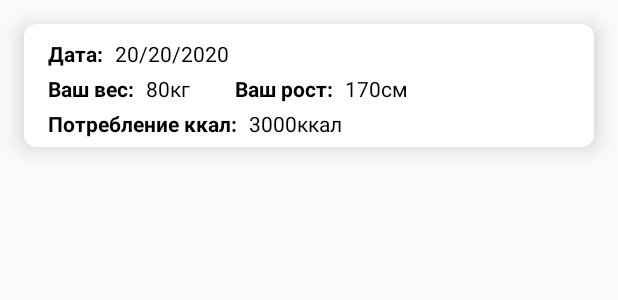
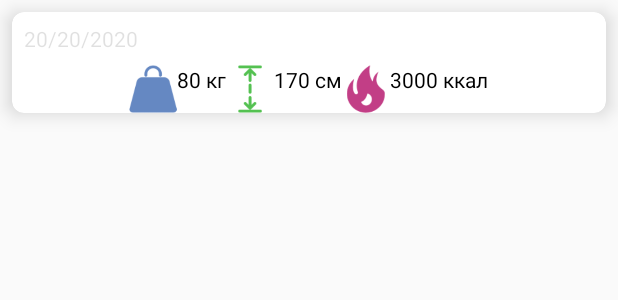
Before and after one commit to BulatTim1/PionerClub, an Android app: the layout frame_measurement.xml on its own in the app's theme, with its tools: preview values and no code run, on a phone screen of 412 x 824 dp. Shown: the top 300 px of the screen. Run offline under Robolectric (Android 15) with nearby library versions, the phone set to English and light mode, and no system bars.

Commit message:
изменил Вёрстку рациона

```diff
--- a/app/src/main/java/com/pioner/ExercisesAdapter.kt
+++ b/app/src/main/java/com/pioner/ExercisesAdapter.kt
@@ -25,7 +25,6 @@ class ExercisesAdapter(private val exerciseslist: ArrayList<Exercises>) : Recycl
         return exerciseslist.size
     }
     class MyViewHolder(itemView: View) : RecyclerView.ViewHolder(itemView){
-
         val nameEx : TextView = itemView.findViewById(R.id.nameExec)
         val descriptionEx : TextView = itemView.findViewById(R.id.description)
         val linkEx : TextView = itemView.findViewById(R.id.link)
--- a/app/src/main/java/com/pioner/MeasurementAdapter.kt
+++ b/app/src/main/java/com/pioner/MeasurementAdapter.kt
@@ -1,5 +1,6 @@
 package com.pioner
 
+import android.annotation.SuppressLint
 import android.view.LayoutInflater
 import android.view.View
 import android.view.ViewGroup
@@ -14,12 +15,13 @@ class MeasurementAdapter(private val measurementlist : ArrayList<MeasurementClas
         return MeasurementHolder(itemView)
     }
 
+    @SuppressLint("SetTextI18n")
     override fun onBindViewHolder(holder: MeasurementHolder, position: Int) {
         val currentitem = measurementlist[position]
         holder.dataview.text = currentitem.Ldt
-        holder.massview.text = currentitem.mass.toString()
-        holder.heightview.text = currentitem.height.toString()
-        holder.caloriesview.text = currentitem.calories.toString()
+        holder.massview.text = currentitem.mass.toString() + " кг"
+        holder.heightview.text = currentitem.height.toString() + " см"
+        holder.caloriesview.text = currentitem.calories.toString() + " ккал"
     }
 
     override fun getItemCount(): Int {
--- a/app/src/main/res/layout/frame_measurement.xml
+++ b/app/src/main/res/layout/frame_measurement.xml
@@ -1,108 +1,105 @@
 <?xml version="1.0" encoding="utf-8"?>
 <androidx.cardview.widget.CardView xmlns:android="http://schemas.android.com/apk/res/android"
+    xmlns:app="http://schemas.android.com/apk/res-auto"
     android:layout_width="match_parent"
     android:layout_height="wrap_content"
-xmlns:app="http://schemas.android.com/apk/res-auto"
-app:cardElevation="8dp"
+    android:layout_margin="8dp"
     app:cardCornerRadius="8dp"
-android:layout_margin="16dp">
+    app:cardElevation="8dp">
+
     <LinearLayout
-    android:layout_width="wrap_content"
+        android:layout_width="match_parent"
         android:layout_height="wrap_content"
-    android:layout_marginStart="16dp"
-    android:layout_marginVertical="6dp"
         android:orientation="vertical">
+
         <LinearLayout
             android:layout_width="wrap_content"
             android:layout_height="wrap_content"
             android:layout_gravity="center_vertical"
-        android:orientation="horizontal"
-        android:layout_marginTop="4dp">
-
-        <TextView
-            android:layout_width="wrap_content"
-            android:layout_height="wrap_content"
-            android:text="Дата:"
-            android:textColor="@color/black"
-            android:textSize="14sp"
-            android:textStyle="bold" />
+            android:layout_margin="8dp"
+            android:orientation="vertical">
 
             <TextView
                 android:id="@+id/data_view"
                 android:layout_width="wrap_content"
                 android:layout_height="wrap_content"
-            android:layout_marginStart="8dp"
                 android:text="20/20/2020"
-            android:textColor="@color/black"
+                android:textColor="@color/common_google_signin_btn_text_dark_disabled"
                 android:textSize="14sp" />
         </LinearLayout>
 
         <LinearLayout
             android:layout_width="wrap_content"
             android:layout_height="wrap_content"
+            android:layout_gravity="center_horizontal"
+            android:orientation="horizontal">
+
+            <LinearLayout
+                android:layout_width="match_parent"
+                android:layout_height="match_parent"
                 android:layout_gravity="center_vertical"
-        android:orientation="horizontal"
-        android:layout_marginTop="4dp">>
+                android:orientation="horizontal">
 
-        <TextView
-            android:layout_width="wrap_content"
-            android:layout_height="wrap_content"
-            android:text="Ваш вес:"
-            android:textColor="@color/black"
-            android:textSize="14sp"
-            android:textStyle="bold" />
+                <ImageView
+                    android:id="@+id/imageMass"
+                    android:layout_width="32dp"
+                    android:layout_height="32dp"
+                    app:srcCompat="@drawable/mass" />
 
                 <TextView
                     android:id="@+id/mass_view"
                     android:layout_width="wrap_content"
                     android:layout_height="wrap_content"
-            android:layout_marginStart="8dp"
-            android:text="80кг"
+                    android:text="80 кг"
                     android:textColor="@color/black"
-            android:textSize="14sp"
-            android:layout_marginEnd="30dp"/>
+                    android:textSize="14sp" />
 
-        <TextView
-            android:layout_width="wrap_content"
+            </LinearLayout>
+
+            <LinearLayout
+                android:layout_width="match_parent"
                 android:layout_height="wrap_content"
-            android:text="Ваш рост:"
-            android:textColor="@color/black"
-            android:textSize="14sp"
-            android:textStyle="bold" />
+                android:layout_gravity="center_vertical"
+                android:orientation="horizontal">
+
+                <ImageView
+                    android:id="@+id/imageHeight"
+                    android:layout_width="32dp"
+                    android:layout_height="32dp"
+                    app:srcCompat="@drawable/height" />
 
                 <TextView
                     android:id="@+id/height_view"
                     android:layout_width="wrap_content"
                     android:layout_height="wrap_content"
-            android:layout_marginStart="8dp"
-            android:text="170см"
+                    android:text="170 см"
                     android:textColor="@color/black"
                     android:textSize="14sp" />
+
             </LinearLayout>
 
             <LinearLayout
                 android:layout_width="wrap_content"
                 android:layout_height="wrap_content"
                 android:layout_gravity="center_vertical"
-        android:orientation="horizontal"
-        android:layout_marginTop="4dp">>
+                android:orientation="horizontal">
 
-        <TextView
-            android:layout_width="wrap_content"
-            android:layout_height="wrap_content"
-            android:text="Потребление ккал:"
-            android:textColor="@color/black"
-            android:textSize="14sp"
-            android:textStyle="bold" />
+                <ImageView
+                    android:id="@+id/imageCcal"
+                    android:layout_width="32dp"
+                    android:layout_height="32dp"
+                    app:srcCompat="@drawable/ccal"/>
 
                 <TextView
                     android:id="@+id/calories_view"
                     android:layout_width="wrap_content"
                     android:layout_height="wrap_content"
-            android:layout_marginStart="8dp"
-            android:text="3000ккал"
+                    android:text="3000 ккал"
                     android:textColor="@color/black"
                     android:textSize="14sp" />
             </LinearLayout>
+
+        </LinearLayout>
+
     </LinearLayout>
 </androidx.cardview.widget.CardView>
```
Also changed, not shown: app/src/main/res/drawable-v24/ccal.png (added), app/src/main/res/drawable-v24/height.png (added), app/src/main/res/drawable-v24/mass.png (added). Lines whose indentation alone changed are shown as unchanged.
